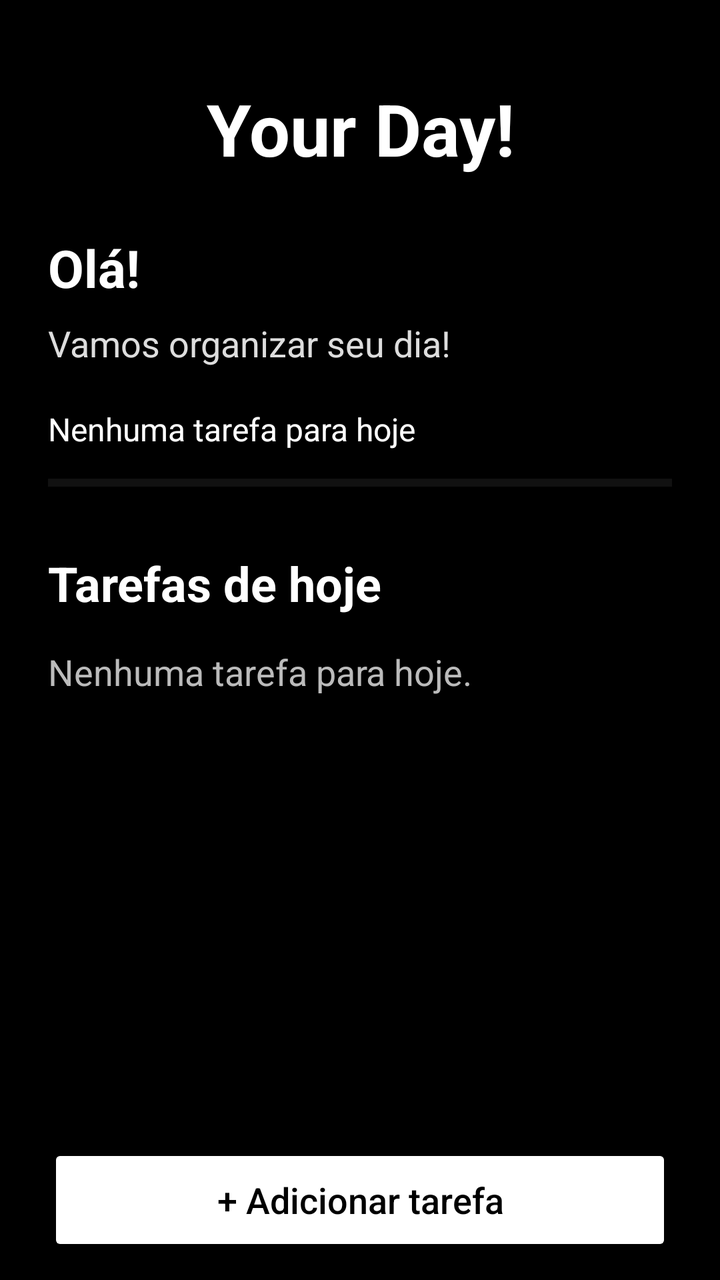
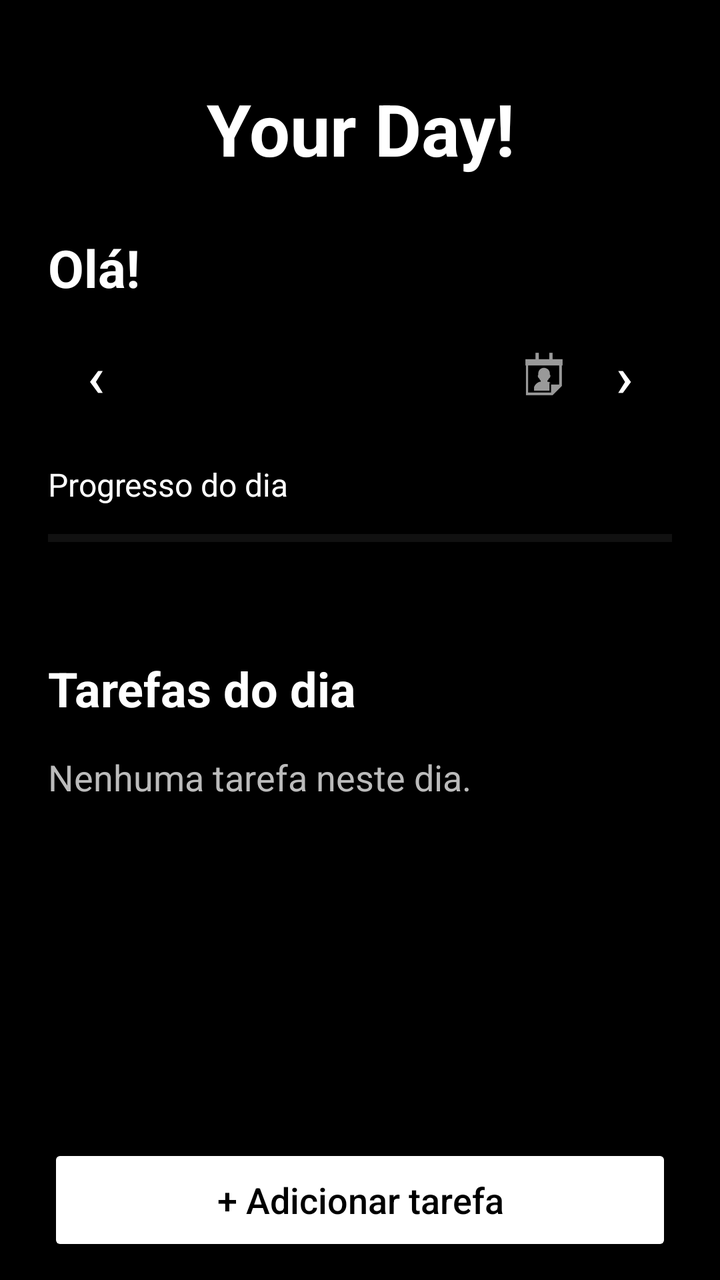

Compare the two renders of this Android layout. The source of the first and the diff that turns it into the second are given below.
<!-- AndroidManifest.xml: application theme Theme.ProjetoFaculdadeYourDay -->
<!-- res/layout/activity_inicio.xml -->
<?xml version="1.0" encoding="utf-8"?>
<LinearLayout xmlns:android="http://schemas.android.com/apk/res/android"
    android:id="@+id/main"
    android:layout_width="match_parent"
    android:layout_height="match_parent"
    android:orientation="vertical"
    android:background="#000000">

    <ScrollView
        android:layout_width="match_parent"
        android:layout_height="0dp"
        android:layout_weight="1"
        android:fillViewport="true">

        <LinearLayout
            android:layout_width="match_parent"
            android:layout_height="wrap_content"
            android:orientation="vertical"
            android:padding="24dp">

            <TextView
                android:layout_width="match_parent"
                android:layout_height="wrap_content"
                android:layout_marginTop="16dp"
                android:gravity="center"
                android:text="Your Day!"
                android:textColor="#FFFFFF"
                android:textSize="36sp"
                android:textStyle="bold" />

            <TextView
                android:id="@+id/textSaudacao"
                android:layout_width="match_parent"
                android:layout_height="wrap_content"
                android:layout_marginTop="28dp"
                android:text="Olá!"
                android:textColor="#FFFFFF"
                android:textSize="26sp"
                android:textStyle="bold" />

            <TextView
                android:layout_width="match_parent"
                android:layout_height="wrap_content"
                android:layout_marginTop="8dp"
                android:text="Vamos organizar seu dia!"
                android:textColor="#DDDDDD"
                android:textSize="18sp" />

            <TextView
                android:id="@+id/textProgresso"
                android:layout_width="match_parent"
                android:layout_height="wrap_content"
                android:layout_marginTop="20dp"
                android:text="Nenhuma tarefa para hoje"
                android:textColor="#FFFFFF"
                android:textSize="16sp" />

            <ProgressBar
                android:id="@+id/barraProgresso"
                style="?android:attr/progressBarStyleHorizontal"
                android:layout_width="match_parent"
                android:layout_height="12dp"
                android:layout_marginTop="10dp"
                android:indeterminate="false"
                android:max="100"
                android:progress="0"
                android:progressTint="#00C853"
                android:progressBackgroundTint="#444444" />

            <TextView
                android:layout_width="match_parent"
                android:layout_height="wrap_content"
                android:layout_marginTop="28dp"
                android:text="Tarefas de hoje"
                android:textColor="#FFFFFF"
                android:textSize="24sp"
                android:textStyle="bold" />

            <TextView
                android:id="@+id/textSemTarefas"
                android:layout_width="match_parent"
                android:layout_height="wrap_content"
                android:layout_marginTop="16dp"
                android:text="Nenhuma tarefa para hoje."
                android:textColor="#BBBBBB"
                android:textSize="18sp" />

            <LinearLayout
                android:id="@+id/listaTarefas"
                android:layout_width="match_parent"
                android:layout_height="wrap_content"
                android:layout_marginTop="8dp"
                android:orientation="vertical" />

        </LinearLayout>

    </ScrollView>

    <androidx.appcompat.widget.AppCompatButton
        android:id="@+id/btnAdicionarTarefa"
        android:layout_width="match_parent"
        android:layout_height="wrap_content"
        android:minHeight="56dp"
        android:layout_marginStart="24dp"
        android:layout_marginEnd="24dp"
        android:layout_marginTop="12dp"
        android:layout_marginBottom="12dp"
        android:backgroundTint="#FFFFFF"
        android:text="+ Adicionar tarefa"
        android:textAllCaps="false"
        android:textColor="#000000"
        android:textSize="18sp" />

</LinearLayout>
<!-- resources referenced by this layout -->
<resources>
  <style name="Theme.ProjetoFaculdadeYourDay" parent="Base.Theme.ProjetoFaculdadeYourDay" />
  <style name="Base.Theme.ProjetoFaculdadeYourDay" parent="Theme.Material3.DayNight.NoActionBar">
          
          
      </style>
</resources>

<!-- the commit's change to res/layout/activity_inicio.xml (unified diff, before → after) -->
@@ -38,20 +38,64 @@
                 android:textSize="26sp"
                 android:textStyle="bold" />
 
-            <TextView
+            <LinearLayout
                 android:layout_width="match_parent"
                 android:layout_height="wrap_content"
-                android:layout_marginTop="8dp"
-                android:text="Vamos organizar seu dia!"
-                android:textColor="#DDDDDD"
-                android:textSize="18sp" />
+                android:orientation="horizontal"
+                android:gravity="center_vertical"
+                android:layout_marginTop="12dp">
+
+                <Button
+                    android:id="@+id/diaAnterior"
+                    style="?android:attr/borderlessButtonStyle"
+                    android:layout_width="48dp"
+                    android:layout_height="wrap_content"
+                    android:minHeight="48dp"
+                    android:minWidth="0dp"
+                    android:padding="0dp"
+                    android:textAllCaps="false"
+                    android:textColor="#FFFFFF"
+                    android:textSize="28sp"
+                    android:text="‹"
+                    android:contentDescription="Dia anterior" />
+
+                <Button
+                    android:id="@+id/escolherData"
+                    style="?android:attr/borderlessButtonStyle"
+                    android:layout_width="0dp"
+                    android:layout_height="wrap_content"
+                    android:minHeight="48dp"
+                    android:minWidth="0dp"
+                    android:padding="0dp"
+                    android:textAllCaps="false"
+                    android:textColor="#FFFFFF"
+                    android:textSize="16sp"
+                    android:layout_weight="1"
+                    android:drawableEnd="@android:drawable/ic_menu_my_calendar"
+                    android:contentDescription="Escolher data no calendário" />
+
+                <Button
+                    android:id="@+id/proximoDia"
+                    style="?android:attr/borderlessButtonStyle"
+                    android:layout_width="48dp"
+                    android:layout_height="wrap_content"
+                    android:minHeight="48dp"
+                    android:minWidth="0dp"
+                    android:padding="0dp"
+                    android:textAllCaps="false"
+                    android:textColor="#FFFFFF"
+                    android:textSize="28sp"
+                    android:text="›"
+                    android:contentDescription="Próximo dia" />
+
+            </LinearLayout>
 
             <TextView
                 android:id="@+id/textProgresso"
                 android:layout_width="match_parent"
                 android:layout_height="wrap_content"
                 android:layout_marginTop="20dp"
-                android:text="Nenhuma tarefa para hoje"
+                android:text="Progresso do dia"
                 android:textColor="#FFFFFF"
                 android:textSize="16sp" />
 
@@ -68,10 +112,18 @@
                 android:progressBackgroundTint="#444444" />
 
             <TextView
+                android:id="@+id/textResumo"
+                android:layout_width="match_parent"
+                android:layout_height="wrap_content"
+                android:layout_marginTop="6dp"
+                android:textColor="#DDDDDD"
+                android:textSize="14sp" />
+
+            <TextView
                 android:layout_width="match_parent"
                 android:layout_height="wrap_content"
                 android:layout_marginTop="28dp"
-                android:text="Tarefas de hoje"
+                android:text="Tarefas do dia"
                 android:textColor="#FFFFFF"
                 android:textSize="24sp"
                 android:textStyle="bold" />
@@ -81,7 +133,7 @@
                 android:layout_width="match_parent"
                 android:layout_height="wrap_content"
                 android:layout_marginTop="16dp"
-                android:text="Nenhuma tarefa para hoje."
+                android:text="Nenhuma tarefa neste dia."
                 android:textColor="#BBBBBB"
                 android:textSize="18sp" />
 
